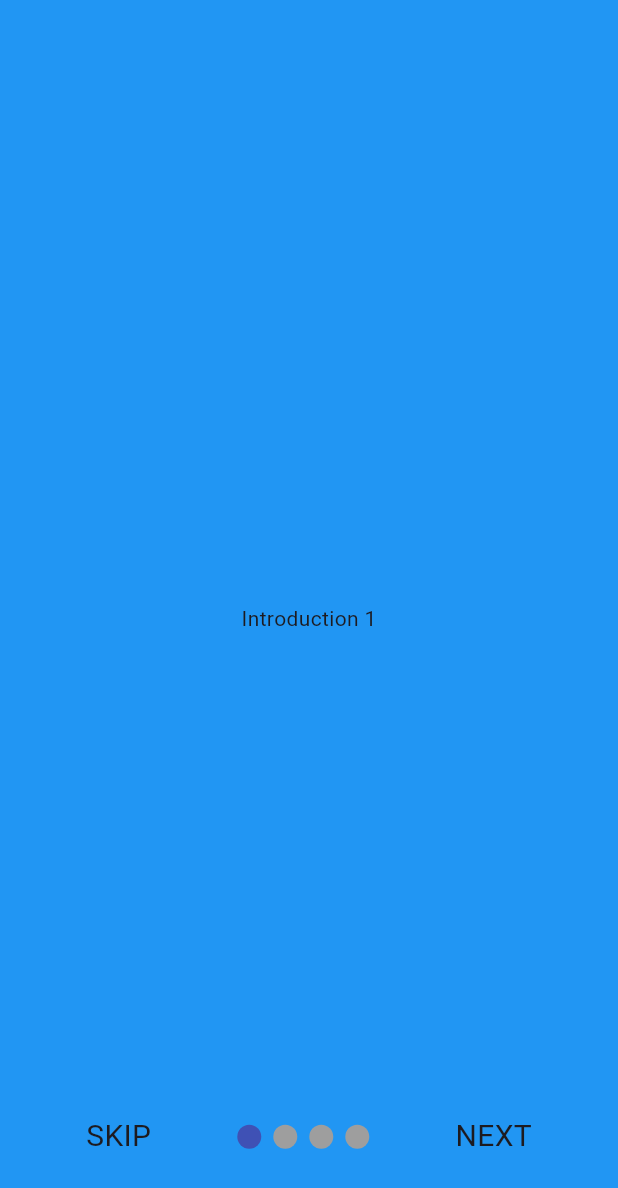
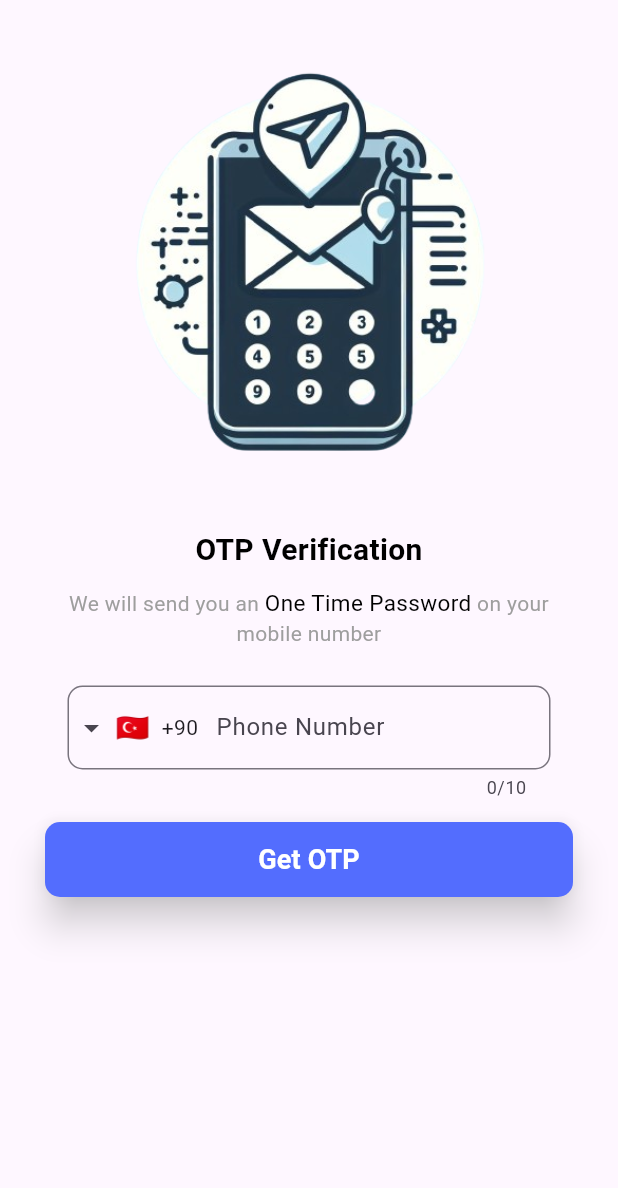
Before and after one commit to metinoztay/ThisConnect, a Flutter app: the screen it shows after launch, on a phone screen of 412 x 824 dp. Shown: the top 1188 px of the screen. Run offline on Flutter 3.47's test engine with Material 3 defaults, Android fonts, the light colour scheme and no system bars; drawn by our look-alikes of intl_phone_field, smooth_page_indicator; our stand-ins replace country_picker, shared_preferences.

Commit message:
Login with phone screen design added

```diff
--- a/thisconnect/lib/main.dart
+++ b/thisconnect/lib/main.dart
@@ -1,4 +1,5 @@
 import 'package:flutter/material.dart';
+import 'package:thisconnect/screens/login_screen.dart';
 import 'screens/splash_screen.dart';
 
 void main() => runApp(const ThisConnect());
@@ -10,7 +11,7 @@ class ThisConnect extends StatelessWidget {
   Widget build(BuildContext context) {
     return const MaterialApp(
       debugShowCheckedModeBanner: false,
-      home: SplashScreen(),
+      home: LoginScreen(),
     );
   }
 }
--- /dev/null
+++ b/thisconnect/lib/screens/login_screen.dart
@@ -0,0 +1,129 @@
+import 'package:country_picker/country_picker.dart';
+import 'package:flutter/material.dart';
+import 'package:intl_phone_field/intl_phone_field.dart';
+
+class LoginScreen extends StatefulWidget {
+  const LoginScreen({super.key});
+
+  @override
+  State<LoginScreen> createState() => _LoginScreenState();
+}
+
+class _LoginScreenState extends State<LoginScreen> {
+  final TextEditingController phoneController = TextEditingController();
+
+  Country selectedCountry = Country(
+    phoneCode: "91",
+    countryCode: "IN",
+    e164Sc: 0,
+    level: 1,
+    name: "India",
+    example: "India",
+    displayName: "India",
+    displayNameNoCountryCode: "IN",
+    e164Key: "IN",
+    geographic: true,
+  );
+  @override
+  void dispose() {
+    phoneController.dispose();
+    super.dispose();
+  }
+
+  @override
+  Widget build(BuildContext context) {
+    return Scaffold(
+      body: SafeArea(
+        child: SingleChildScrollView(
+          child: Padding(
+            padding: const EdgeInsets.symmetric(horizontal: 30),
+            child: Column(
+              children: [
+                const SizedBox(
+                  width: double.infinity,
+                  child: Image(
+                      image: AssetImage("lib/assets/images/send_otp.png")),
+                ),
+                const Text("OTP Verification",
+                    style: TextStyle(
+                        fontWeight: FontWeight.bold,
+                        color: Colors.black,
+                        fontSize: 20)),
+                const SizedBox(
+                  height: 10,
+                ),
+                const Text.rich(
+                  textAlign: TextAlign.center,
+                  TextSpan(
+                    children: [
+                      TextSpan(
+                          text: "We will send you an ",
+                          style: TextStyle(color: Colors.grey)),
+                      TextSpan(
+                        text: "One Time Password",
+                        style: TextStyle(fontSize: 15, color: Colors.black),
+                      ),
+                      TextSpan(
+                          text: " on your mobile number",
+                          style: TextStyle(color: Colors.grey)),
+                    ],
+                  ),
+                ),
+                const SizedBox(
+                  height: 20,
+                ),
+                Container(
+                  padding:
+                      const EdgeInsets.symmetric(horizontal: 15, vertical: 5),
+                  decoration: BoxDecoration(
+                    borderRadius: BorderRadius.circular(10),
+                  ),
+                  child: Stack(children: [
+                    IntlPhoneField(
+                      controller: phoneController,
+                      keyboardType: TextInputType.number,
+                      decoration: const InputDecoration(
+                        labelText: 'Phone Number',
+                        border: OutlineInputBorder(
+                          borderRadius: BorderRadius.all(Radius.circular(10.0)),
+                          borderSide: BorderSide(),
+                        ),
+                      ),
+                      initialCountryCode: 'TR',
+                      onChanged: (phone) {
+                        phoneController.value =
+                            phone.number as TextEditingValue;
+                      },
+                    )
+                  ]),
+                ),
+                const SizedBox(
+                  height: 10,
+                ),
+                ElevatedButton(
+                  onPressed: () {},
+                  style: ElevatedButton.styleFrom(
+                    shape: RoundedRectangleBorder(
+                      borderRadius: BorderRadius.circular(10),
+                    ),
+                    minimumSize: const Size(double.infinity, 50),
+                    backgroundColor: Colors.indigoAccent,
+                    shadowColor: Colors.grey.shade300,
+                    elevation: 10,
+                  ),
+                  child: const Text(
+                    "Get OTP",
+                    style: TextStyle(
+                        fontSize: 18,
+                        color: Colors.white,
+                        fontWeight: FontWeight.bold),
+                  ),
+                )
+              ],
+            ),
+          ),
+        ),
+      ),
+    );
+  }
+}
```
Also changed, not shown: thisconnect/lib/screens/onboarding_screen.dart (+5 -4 lines), thisconnect/pubspec.yaml (+4 -3 lines), thisconnect/lib/assets/images/deneme.jpg (added), thisconnect/lib/assets/images/send_otp.png (added), thisconnect/lib/screens/introduction_screens/intro_page_1.dart (renamed from thisconnect/lib/screens/introductionScreens/intro_page_1.dart), thisconnect/lib/screens/introduction_screens/intro_page_2.dart (renamed from thisconnect/lib/screens/introductionScreens/intro_page_2.dart), thisconnect/lib/screens/introduction_screens/intro_page_3.dart (renamed from thisconnect/lib/screens/introductionScreens/intro_page_3.dart), thisconnect/lib/screens/introduction_screens/intro_page_4.dart (renamed from thisconnect/lib/screens/introductionScreens/intro_page_4.dart).
